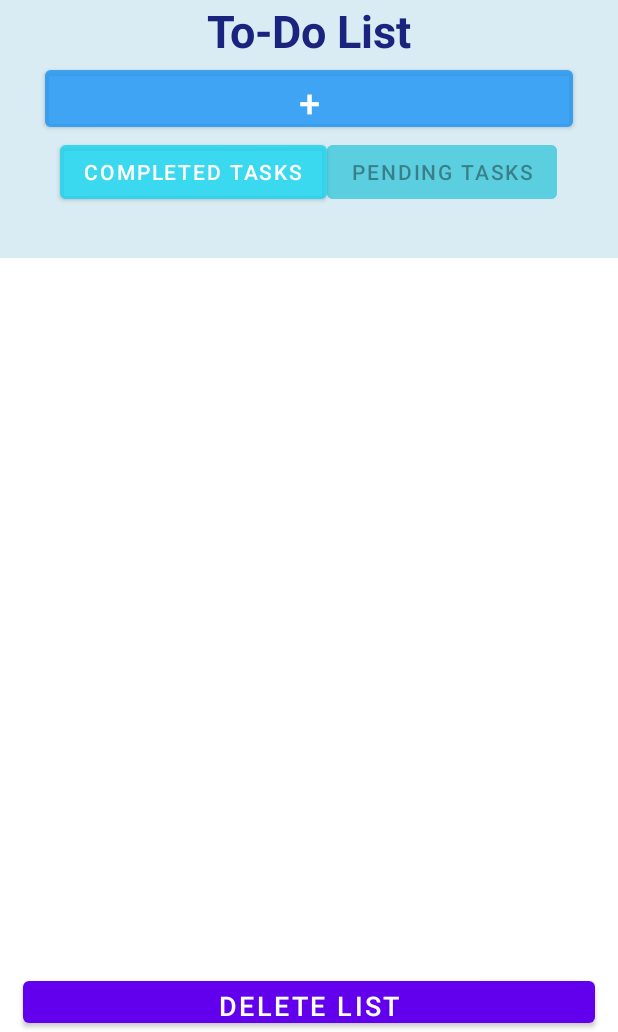
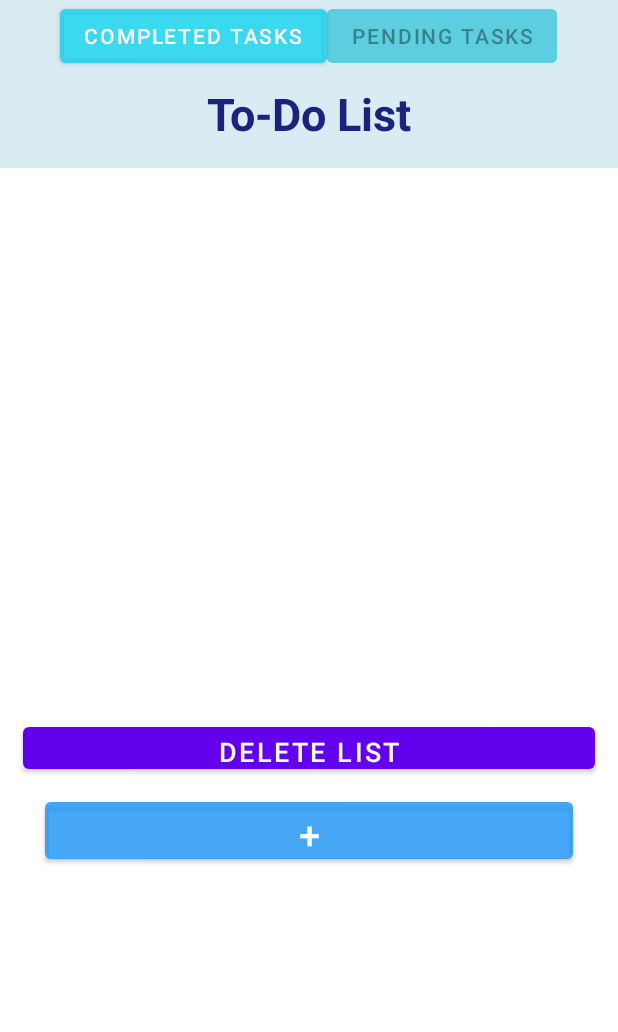
Before and after one commit to SunnyScenery/5520Project, an Android app: the TodolistActivity screen opened directly, with no data from a screen before it, on a phone screen of 412 x 824 dp, the part 204-1236 px from its top. Run offline under Robolectric (Android 15) with nearby library versions, the phone set to English and light mode, and no system bars; our stand-ins replace Firebase (no records; nobody signed in at launch, a user with empty details on screens opened directly).

Commit message:
fix bugs

```diff
--- a/NUMAD22Sp_BDD_Project/app/src/main/res/layout/activity_to_do_list.xml
+++ b/NUMAD22Sp_BDD_Project/app/src/main/res/layout/activity_to_do_list.xml
@@ -11,41 +11,24 @@
 
     <LinearLayout
         android:layout_width="match_parent"
-        android:layout_height="252dp"
-        android:paddingTop="20dp"
+        android:layout_height="192dp"
         android:background="#65A0CFE2"
-        android:orientation="vertical">
+        android:orientation="vertical"
+        android:paddingTop="20dp">
 
         <ImageView
             android:id="@+id/imageView"
             android:layout_width="match_parent"
             android:layout_height="60dp"
             android:clickable="false"
-            app:srcCompat="@drawable/logo"/>
-
-        <TextView
-            android:layout_width="match_parent"
-            android:layout_height="wrap_content"
-            android:textStyle="bold"
-            android:text="To-Do List"
-            android:textAlignment="center"
-            android:textColor="#1A237E"
-            android:textSize="30sp" />
-        <Button
-            android:id="@+id/addButton"
-            android:layout_width="match_parent"
-            android:layout_marginHorizontal="30dp"
-            android:layout_height="50dp"
-            android:backgroundTint="#972196F3"
-            android:text="+"
-            android:textSize="25dp"/>
+            app:srcCompat="@drawable/logo" />
 
         <LinearLayout
             android:layout_width="match_parent"
             android:layout_height="50dp"
             android:layout_marginHorizontal="10dp"
+            android:layout_marginBottom="5dp"
             android:gravity="center_horizontal"
-            android:layout_marginBottom="5dp"
             android:orientation="horizontal">
 
             <Button
@@ -67,17 +50,27 @@
             </Button>
         </LinearLayout>
 
+        <TextView
+            android:layout_width="match_parent"
+            android:layout_height="wrap_content"
+            android:text="To-Do List"
+            android:textAlignment="center"
+            android:textColor="#1A237E"
+            android:textSize="30sp"
+            android:textStyle="bold" />
+
     </LinearLayout>
 
 
     <ListView
         android:id="@+id/myList"
         android:layout_width="wrap_content"
-        android:layout_height="match_parent"
+        android:layout_height="382dp"
+        android:layout_marginLeft="15dp"
         android:layout_marginTop="-15dp"
         android:layout_marginRight="15dp"
-        android:layout_marginLeft="15dp"
         android:layout_marginBottom="40dp"></ListView>
+
     <Button
         android:id="@+id/delete_list_btn"
         android:layout_width="match_parent"
@@ -90,4 +83,13 @@
         android:layout_marginLeft="15dp"
         android:layout_marginBottom="10dp"/>
 
+    <Button
+        android:id="@+id/addButton"
+        android:layout_width="match_parent"
+        android:layout_height="50dp"
+        android:layout_marginHorizontal="30dp"
+        android:backgroundTint="#972196F3"
+        android:text="+"
+        android:textSize="25dp" />
+
 </LinearLayout>
```
